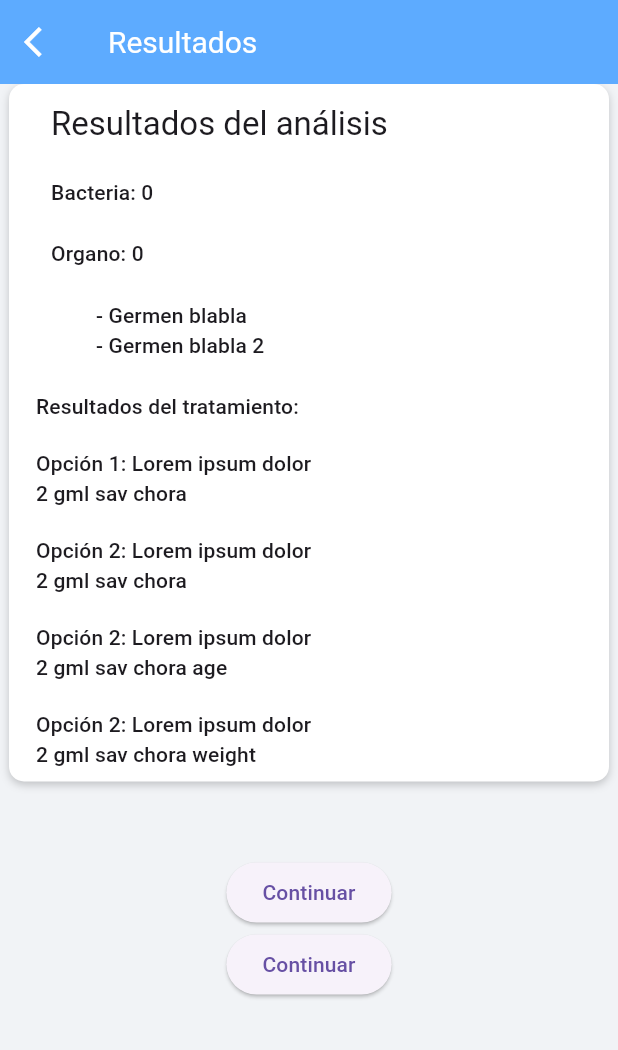
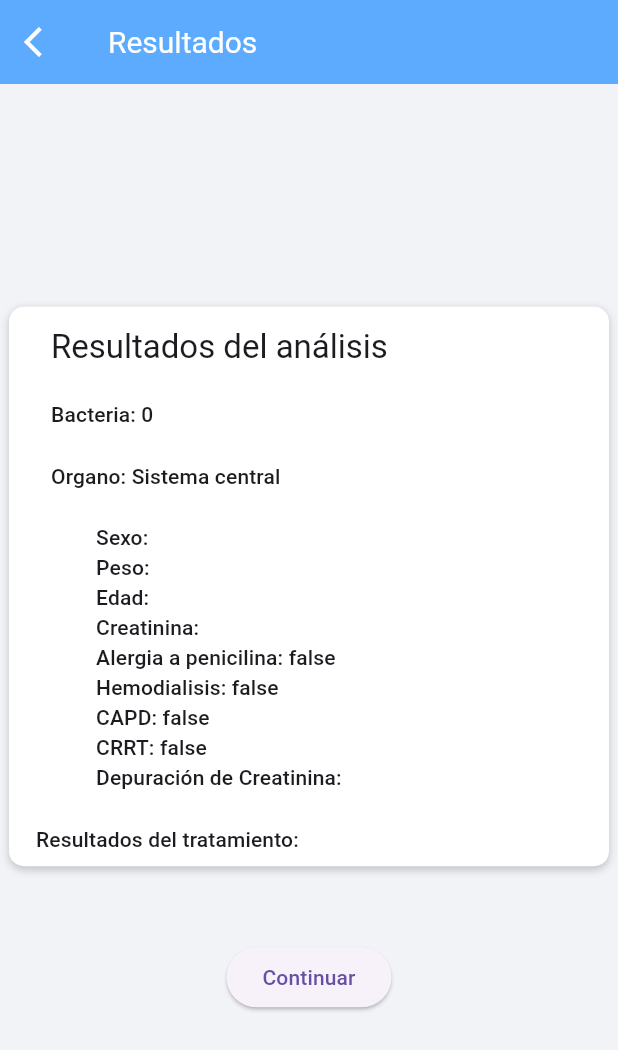
Before and after one commit to Juanipis/proyecto_medico, a Flutter app: the Results screen opened by its route, on a phone screen of 412 x 824 dp. Shown: the top 1050 px of the screen. Run offline on Flutter 3.47's test engine with Material 2 defaults, Android fonts, the phone set to English and light mode, and no system bars; our stand-ins replace camera, equatable, flutter_bloc, google_fonts, logger; accounts and stored records are empty.

Commit message:
Depuracion creatinina y resultados

```diff
--- a/flutter/lib/models/data_model.dart
+++ b/flutter/lib/models/data_model.dart
@@ -11,6 +11,7 @@ class UserData {
   bool? capd;
   int? infection;
   int? bacterium;
+  String? creatinineClearance;
   UserData({this.sex,
     this.weight,
     this.age,
@@ -20,7 +21,8 @@ class UserData {
     this.crrt,
     this.capd,
     this.infection,
-    this.bacterium});
+    this.bacterium,
+    this.creatinineClearance});
 
   void setBacterium(int? value) {
     bacterium = value;
--- a/flutter/lib/presentation/screens/results/results.dart
+++ b/flutter/lib/presentation/screens/results/results.dart
@@ -3,6 +3,18 @@ import 'package:provider/provider.dart';
 import 'package:proyecto_medico/models/data_model.dart';
 import 'package:proyecto_medico/presentation/text/tittle_material.dart';
 import 'package:logger/logger.dart';
+
+final infections = [
+  "Sistema central", // 0
+  "Sangre", // 1
+  "Prostata", // 2
+  "Tracto genito urinario", // 3
+  "Huesos", // 4
+  "Boca", // 5
+  "Pulmones y vía aerea", // 6
+  "Abdomen", // 7
+  "Tejidos blandos", // 8
+];
 
 class Results extends StatelessWidget {
   const Results({Key? key}) : super(key: key);
@@ -25,6 +37,7 @@ class Results extends StatelessWidget {
           title: const Text("Resultados"),
         ),
         body: Center(
+          child: SingleChildScrollView(
           child: Column(
             children: [
               Align(
@@ -49,8 +62,8 @@ class Results extends StatelessWidget {
                       Align(
                         alignment: const AlignmentDirectional(-1, 0),
                         child: Padding(
-                          padding:
-                              const EdgeInsetsDirectional.fromSTEB(20, 5, 0, 0),
+                            padding: const EdgeInsetsDirectional.fromSTEB(
+                                20, 5, 0, 0),
                             child: MaterialText(
                                 name: 'Resultados del análisis',
                                 style: textTheme.titleLarge!)),
@@ -71,66 +84,28 @@ class Results extends StatelessWidget {
                           padding:
                               const EdgeInsetsDirectional.fromSTEB(20, 5, 0, 0),
                           child: MaterialText(
-                            name: 'Organo: ${userData?.infection}',
+                              name:
+                                  'Organo: ${infections[userData?.infection ?? 0]}',
                               style: textTheme.labelLarge!),
                         ),
                       ),
                       Align(
                         alignment: const AlignmentDirectional(-1, 0),
                         child: Padding(
-                          padding:
-                              const EdgeInsetsDirectional.fromSTEB(50, 5, 0, 0),
+                            padding: const EdgeInsetsDirectional.fromSTEB(
+                                50, 5, 0, 0),
                             child: MaterialText(
-                              name: '- Germen blabla\n- Germen blabla 2',
+                                name:
+                                    "Sexo: ${userData?.sex}\nPeso: ${userData?.weight}\nEdad: ${userData?.age}\nCreatinina: ${userData?.creatinine}\nAlergia a penicilina: ${userData?.penicillin}\nHemodialisis: ${userData?.hemodialysis}\nCAPD: ${userData?.capd}\nCRRT: ${userData?.crrt}\nDepuración de Creatinina: ${userData?.creatinineClearance}",
                                 style: textTheme.labelLarge!)),
                       ),
                       Align(
                         alignment: const AlignmentDirectional(-1, 0),
                         child: Padding(
-                          padding:
-                              const EdgeInsetsDirectional.fromSTEB(10, 5, 0, 0),
+                            padding: const EdgeInsetsDirectional.fromSTEB(
+                                10, 5, 0, 0),
                             child: MaterialText(
                                 name: 'Resultados del tratamiento:',
-                              style: textTheme.labelLarge!)),
-                    ),
-                    Align(
-                      alignment: const AlignmentDirectional(-1, 0),
-                      child: Padding(
-                          padding:
-                              const EdgeInsetsDirectional.fromSTEB(10, 2, 0, 0),
-                          child: MaterialText(
-                              name:
-                                  'Opción 1: Lorem ipsum dolor\n2 gml sav chora',
-                              style: textTheme.labelLarge!)),
-                    ),
-                    Align(
-                      alignment: const AlignmentDirectional(-1, 0),
-                      child: Padding(
-                          padding:
-                              const EdgeInsetsDirectional.fromSTEB(10, 2, 0, 0),
-                          child: MaterialText(
-                              name:
-                                  'Opción 2: Lorem ipsum dolor\n2 gml sav chora',
-                              style: textTheme.labelLarge!)),
-                    ),
-                    Align(
-                      alignment: const AlignmentDirectional(-1, 0),
-                      child: Padding(
-                          padding:
-                              const EdgeInsetsDirectional.fromSTEB(10, 2, 0, 0),
-                          child: MaterialText(
-                              name:
-                                  'Opción 2: Lorem ipsum dolor\n2 gml sav chora age ${userData?.age}',
-                              style: textTheme.labelLarge!)),
-                    ),
-                    Align(
-                      alignment: const AlignmentDirectional(-1, 0),
-                      child: Padding(
-                          padding:
-                              const EdgeInsetsDirectional.fromSTEB(10, 2, 0, 0),
-                          child: MaterialText(
-                              name:
-                                  'Opción 2: Lorem ipsum dolor\n2 gml sav chora weight ${userData?.weight}',
                                 style: textTheme.labelLarge!)),
                       ),
                     ],
@@ -139,12 +114,6 @@ class Results extends StatelessWidget {
               ),
               const SizedBox(
                 height: 50,
-            ),
-            ElevatedButton(
-              onPressed: () {
-                Navigator.popUntil(context, ModalRoute.withName('/'));
-              },
-              child: const Text("Continuar"),
               ),
               ElevatedButton(
                 onPressed: () {
@@ -157,12 +126,14 @@ class Results extends StatelessWidget {
                       "\nCAPD: ${userData?.capd}"
                       "\nCRRT: ${userData?.crrt}"
                       "\nInfección: ${userData?.infection}"
-                    "\nBacteria: ${userData?.bacterium}");
+                      "\nBacteria: ${userData?.bacterium}"
+                      "\nDepuración de Creatinina: ${userData?.creatinineClearance}");
                   Navigator.popUntil(context, ModalRoute.withName('/'));
                 },
                 child: const Text("Continuar"),
               ),
             ],
+          ),
         )));
   }
 }
```
Also changed, not shown: flutter/lib/presentation/screens/patient_data/patient_data.dart (+31 -6 lines). Lines whose indentation alone changed are shown as unchanged.
